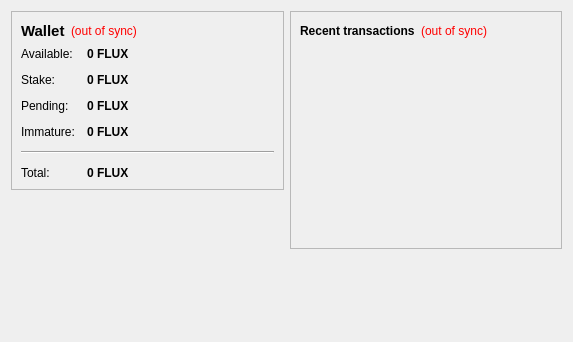
This is src/qt/forms/overviewpage.ui in CryptoBackroom/Backup as Qt 5 draws it before an edit. The edited form follows.
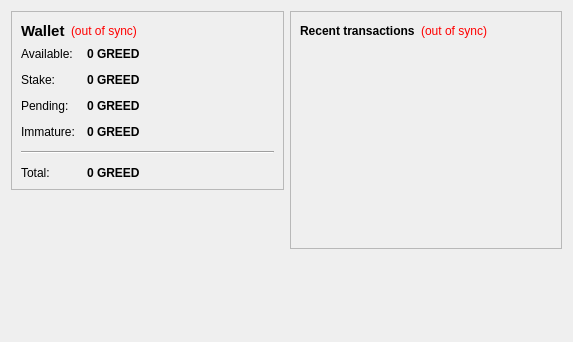
This is the edited form.

Commit message: greed rebrand (in-files)

```diff
--- a/src/qt/forms/overviewpage.ui
+++ b/src/qt/forms/overviewpage.ui
@@ -105,7 +105,7 @@
              <string>Your current spendable balance</string>
             </property>
             <property name="text">
-             <string notr="true">0 FLUX</string>
+             <string notr="true">0 GREED</string>
             </property>
             <property name="textInteractionFlags">
              <set>Qt::LinksAccessibleByMouse|Qt::TextSelectableByKeyboard|Qt::TextSelectableByMouse</set>
@@ -134,7 +134,7 @@
              <string>Total of coins that was staked, and do not yet count toward the current balance</string>
             </property>
             <property name="text">
-             <string notr="true">0 FLUX</string>
+             <string notr="true">0 GREED</string>
             </property>
             <property name="textInteractionFlags">
              <set>Qt::LinksAccessibleByMouse|Qt::TextSelectableByKeyboard|Qt::TextSelectableByMouse</set>
@@ -163,7 +163,7 @@
              <string>Total of transactions that have yet to be confirmed, and do not yet count toward the current balance</string>
             </property>
             <property name="text">
-             <string notr="true">0 FLUX</string>
+             <string notr="true">0 GREED</string>
             </property>
             <property name="textInteractionFlags">
              <set>Qt::LinksAccessibleByMouse|Qt::TextSelectableByKeyboard|Qt::TextSelectableByMouse</set>
@@ -189,7 +189,7 @@
              <string>Mined balance that has not yet matured</string>
             </property>
             <property name="text">
-             <string notr="true">0 FLUX</string>
+             <string notr="true">0 GREED</string>
             </property>
             <property name="textInteractionFlags">
              <set>Qt::LinksAccessibleByMouse|Qt::TextSelectableByKeyboard|Qt::TextSelectableByMouse</set>
@@ -225,7 +225,7 @@
              <string>Your current total balance</string>
             </property>
             <property name="text">
-             <string notr="true">0 FLUX</string>
+             <string notr="true">0 GREED</string>
             </property>
             <property name="textInteractionFlags">
              <set>Qt::LinksAccessibleByMouse|Qt::TextSelectableByKeyboard|Qt::TextSelectableByMouse</set>
```
Left out of the diff: 4 changed lines with no effect on the pictures. The commit also changes 158 other files.
